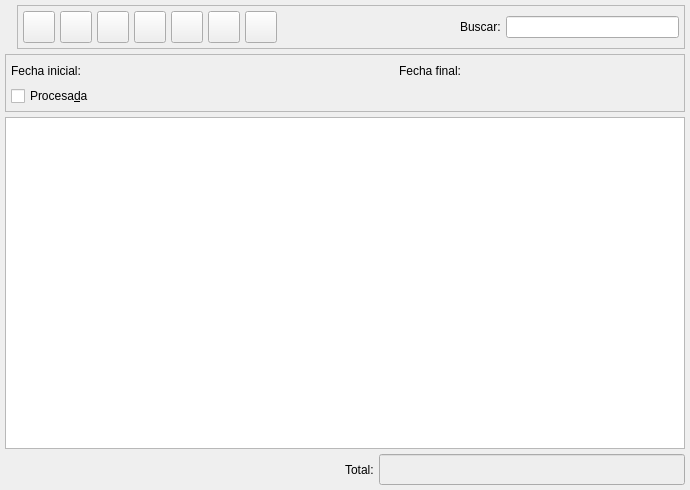
First picture: the form in bulmages/bulmafact/src/facturasplistbase.ui, repository eboladev/Bulmages-1, before the edit.
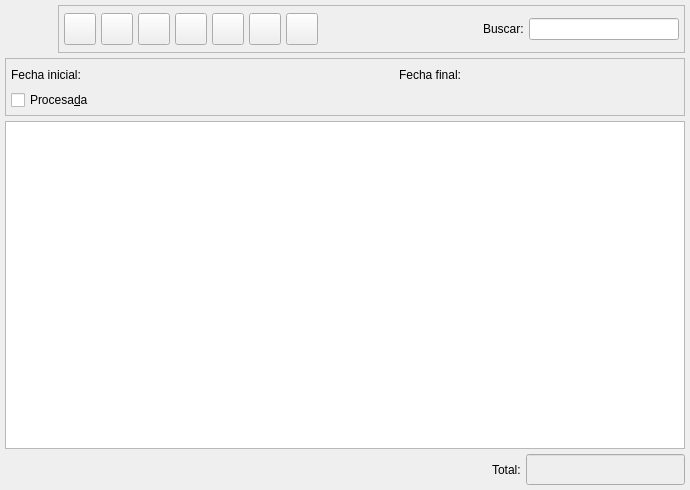
Second picture: the form after the edit. Icons and pictures are not drawn. Custom widgets are drawn as their Qt base class.

```diff
--- a/bulmages/bulmafact/src/facturasplistbase.ui
+++ b/bulmages/bulmafact/src/facturasplistbase.ui
@@ -36,6 +36,18 @@
      </property>
      <item>
       <widget class="QLabel" name="label1" >
+       <property name="minimumSize" >
+        <size>
+         <width>48</width>
+         <height>48</height>
+        </size>
+       </property>
+       <property name="maximumSize" >
+        <size>
+         <width>48</width>
+         <height>48</height>
+        </size>
+       </property>
        <property name="text" >
         <string/>
        </property>
@@ -87,8 +99,8 @@
           </property>
           <property name="iconSize" >
            <size>
-            <width>22</width>
-            <height>22</height>
+            <width>32</width>
+            <height>32</height>
            </size>
           </property>
          </widget>
@@ -121,8 +133,8 @@
           </property>
           <property name="iconSize" >
            <size>
-            <width>22</width>
-            <height>22</height>
+            <width>32</width>
+            <height>32</height>
            </size>
           </property>
          </widget>
@@ -155,8 +167,8 @@
           </property>
           <property name="iconSize" >
            <size>
-            <width>22</width>
-            <height>22</height>
+            <width>32</width>
+            <height>32</height>
            </size>
           </property>
          </widget>
@@ -189,8 +201,8 @@
           </property>
           <property name="iconSize" >
            <size>
-            <width>22</width>
-            <height>22</height>
+            <width>32</width>
+            <height>32</height>
            </size>
           </property>
          </widget>
@@ -223,8 +235,8 @@
           </property>
           <property name="iconSize" >
            <size>
-            <width>22</width>
-            <height>22</height>
+            <width>32</width>
+            <height>32</height>
            </size>
           </property>
           <property name="checkable" >
@@ -260,8 +272,8 @@
           </property>
           <property name="iconSize" >
            <size>
-            <width>22</width>
-            <height>22</height>
+            <width>32</width>
+            <height>32</height>
            </size>
           </property>
           <property name="checkable" >
@@ -297,8 +309,8 @@
           </property>
           <property name="iconSize" >
            <size>
-            <width>22</width>
-            <height>22</height>
+            <width>32</width>
+            <height>32</height>
            </size>
           </property>
          </widget>
@@ -352,6 +364,14 @@
         </item>
         <item>
          <widget class="QLineEdit" name="m_filtro" >
+          <property name="sizePolicy" >
+           <sizepolicy>
+            <hsizetype>5</hsizetype>
+            <vsizetype>0</vsizetype>
+            <horstretch>0</horstretch>
+            <verstretch>0</verstretch>
+           </sizepolicy>
+          </property>
           <property name="minimumSize" >
            <size>
             <width>150</width>
@@ -531,6 +551,20 @@
        <property name="enabled" >
         <bool>true</bool>
        </property>
+       <property name="sizePolicy" >
+        <sizepolicy>
+         <hsizetype>5</hsizetype>
+         <vsizetype>0</vsizetype>
+         <horstretch>0</horstretch>
+         <verstretch>0</verstretch>
+        </sizepolicy>
+       </property>
+       <property name="minimumSize" >
+        <size>
+         <width>150</width>
+         <height>0</height>
+        </size>
+       </property>
        <property name="palette" >
         <palette>
          <active>
```
Left out of the diff: 21 changed lines with no effect on the pictures.
